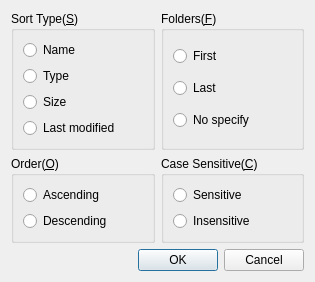
Before: the Qt Designer form sortdialog.ui in haraki/farman, drawn with Qt 5.
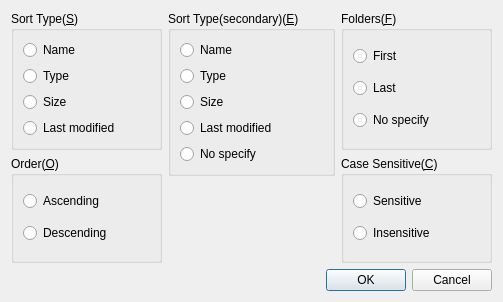
After: the same form once the commit is applied.

Commit message: add secondary sort type to SortDialog.(refs #54)

Diff of the .ui file:
```diff
--- a/sortdialog.ui
+++ b/sortdialog.ui
@@ -6,14 +6,53 @@
    <rect>
     <x>0</x>
     <y>0</y>
-    <width>315</width>
-    <height>247</height>
+    <width>503</width>
+    <height>256</height>
    </rect>
   </property>
   <property name="windowTitle">
    <string>Sort Settings</string>
   </property>
   <layout class="QGridLayout" name="gridLayout">
+   <item row="1" column="2" rowspan="2">
+    <widget class="QGroupBox" name="caseGroupBox">
+     <property name="title">
+      <string>Case Sensitive(&amp;C)</string>
+     </property>
+     <layout class="QVBoxLayout" name="verticalLayout_4">
+      <item>
+       <widget class="QRadioButton" name="caseSensitiveRadioButton">
+        <property name="focusPolicy">
+         <enum>Qt::StrongFocus</enum>
+        </property>
+        <property name="text">
+         <string>Sensitive</string>
+        </property>
+       </widget>
+      </item>
+      <item>
+       <widget class="QRadioButton" name="caseInsensitiveRadioButton">
+        <property name="focusPolicy">
+         <enum>Qt::StrongFocus</enum>
+        </property>
+        <property name="text">
+         <string>Insensitive</string>
+        </property>
+       </widget>
+      </item>
+     </layout>
+    </widget>
+   </item>
+   <item row="3" column="0" colspan="3">
+    <widget class="QDialogButtonBox" name="buttonBox">
+     <property name="orientation">
+      <enum>Qt::Horizontal</enum>
+     </property>
+     <property name="standardButtons">
+      <set>QDialogButtonBox::Cancel|QDialogButtonBox::Ok</set>
+     </property>
+    </widget>
+   </item>
    <item row="0" column="0">
     <widget class="QGroupBox" name="sortTypeGroupBox">
      <property name="title">
@@ -66,7 +105,95 @@
      </layout>
     </widget>
    </item>
-   <item row="0" column="1">
+   <item row="1" column="0" rowspan="2">
+    <widget class="QGroupBox" name="orderGroupBox">
+     <property name="title">
+      <string>Order(&amp;O)</string>
+     </property>
+     <layout class="QVBoxLayout" name="verticalLayout_3">
+      <item>
+       <widget class="QRadioButton" name="orderAscendingRadioButton">
+        <property name="focusPolicy">
+         <enum>Qt::StrongFocus</enum>
+        </property>
+        <property name="text">
+         <string>Ascending</string>
+        </property>
+       </widget>
+      </item>
+      <item>
+       <widget class="QRadioButton" name="orderDescendingRadioButton">
+        <property name="focusPolicy">
+         <enum>Qt::StrongFocus</enum>
+        </property>
+        <property name="text">
+         <string>Descending</string>
+        </property>
+       </widget>
+      </item>
+     </layout>
+    </widget>
+   </item>
+   <item row="0" column="1" rowspan="2">
+    <widget class="QGroupBox" name="sortType2ndGroupBox">
+     <property name="title">
+      <string>Sort Type(secondary)(&amp;E)</string>
+     </property>
+     <property name="alignment">
+      <set>Qt::AlignLeading|Qt::AlignLeft|Qt::AlignTop</set>
+     </property>
+     <layout class="QVBoxLayout" name="verticalLayout_5">
+      <item>
+       <widget class="QRadioButton" name="sort2ndNameRadioButton">
+        <property name="focusPolicy">
+         <enum>Qt::StrongFocus</enum>
+        </property>
+        <property name="text">
+         <string>Name</string>
+        </property>
+       </widget>
+      </item>
+      <item>
+       <widget class="QRadioButton" name="sort2ndTypeRadioButton">
+        <property name="focusPolicy">
+         <enum>Qt::StrongFocus</enum>
+        </property>
+        <property name="text">
+         <string>Type</string>
+        </property>
+       </widget>
+      </item>
+      <item>
+       <widget class="QRadioButton" name="sort2ndSizeRadioButton">
+        <property name="focusPolicy">
+         <enum>Qt::StrongFocus</enum>
+        </property>
+        <property name="text">
+         <string>Size</string>
+        </property>
+       </widget>
+      </item>
+      <item>
+       <widget class="QRadioButton" name="sort2ndLastModifiedRadioButton">
+        <property name="focusPolicy">
+         <enum>Qt::StrongFocus</enum>
+        </property>
+        <property name="text">
+         <string>Last modified</string>
+        </property>
+       </widget>
+      </item>
+      <item>
+       <widget class="QRadioButton" name="sort2ndNoSpecifyRadioButton">
+        <property name="text">
+         <string>No specify</string>
+        </property>
+       </widget>
+      </item>
+     </layout>
+    </widget>
+   </item>
+   <item row="0" column="2">
     <widget class="QGroupBox" name="dirGroupBox">
      <property name="title">
       <string>Folders(&amp;F)</string>
@@ -105,73 +232,18 @@
      </layout>
     </widget>
    </item>
-   <item row="1" column="0">
-    <widget class="QGroupBox" name="orderGroupBox">
-     <property name="title">
-      <string>Order(&amp;O)</string>
-     </property>
-     <layout class="QVBoxLayout" name="verticalLayout_3">
-      <item>
-       <widget class="QRadioButton" name="orderAscendingRadioButton">
-        <property name="focusPolicy">
-         <enum>Qt::StrongFocus</enum>
-        </property>
-        <property name="text">
-         <string>Ascending</string>
-        </property>
-       </widget>
-      </item>
-      <item>
-       <widget class="QRadioButton" name="orderDescendingRadioButton">
-        <property name="focusPolicy">
-         <enum>Qt::StrongFocus</enum>
-        </property>
-        <property name="text">
-         <string>Descending</string>
-        </property>
-       </widget>
-      </item>
-     </layout>
-    </widget>
-   </item>
-   <item row="1" column="1">
-    <widget class="QGroupBox" name="caseGroupBox">
-     <property name="title">
-      <string>Case Sensitive(&amp;C)</string>
-     </property>
-     <layout class="QVBoxLayout" name="verticalLayout_4">
-      <item>
-       <widget class="QRadioButton" name="caseSensitiveRadioButton">
-        <property name="focusPolicy">
-         <enum>Qt::StrongFocus</enum>
-        </property>
-        <property name="text">
-         <string>Sensitive</string>
-        </property>
-       </widget>
-      </item>
-      <item>
-       <widget class="QRadioButton" name="caseInsensitiveRadioButton">
-        <property name="focusPolicy">
-         <enum>Qt::StrongFocus</enum>
-        </property>
-        <property name="text">
-         <string>Insensitive</string>
-        </property>
-       </widget>
-      </item>
-     </layout>
-    </widget>
-   </item>
-   <item row="2" column="0" colspan="2">
-    <widget class="QDialogButtonBox" name="buttonBox">
+   <item row="2" column="1">
+    <spacer name="verticalSpacer">
      <property name="orientation">
-      <enum>Qt::Horizontal</enum>
+      <enum>Qt::Vertical</enum>
      </property>
-     <property name="standardButtons">
-      <set>QDialogButtonBox::Cancel|QDialogButtonBox::Ok</set>
+     <property name="sizeHint" stdset="0">
+      <size>
+       <width>20</width>
+       <height>44</height>
+      </size>
      </property>
-    </widget>
+    </spacer>
    </item>
   </layout>
  </widget>
```
Left out of the diff: 5 changed lines with no effect on the pictures. The commit also changes 5 other files.
